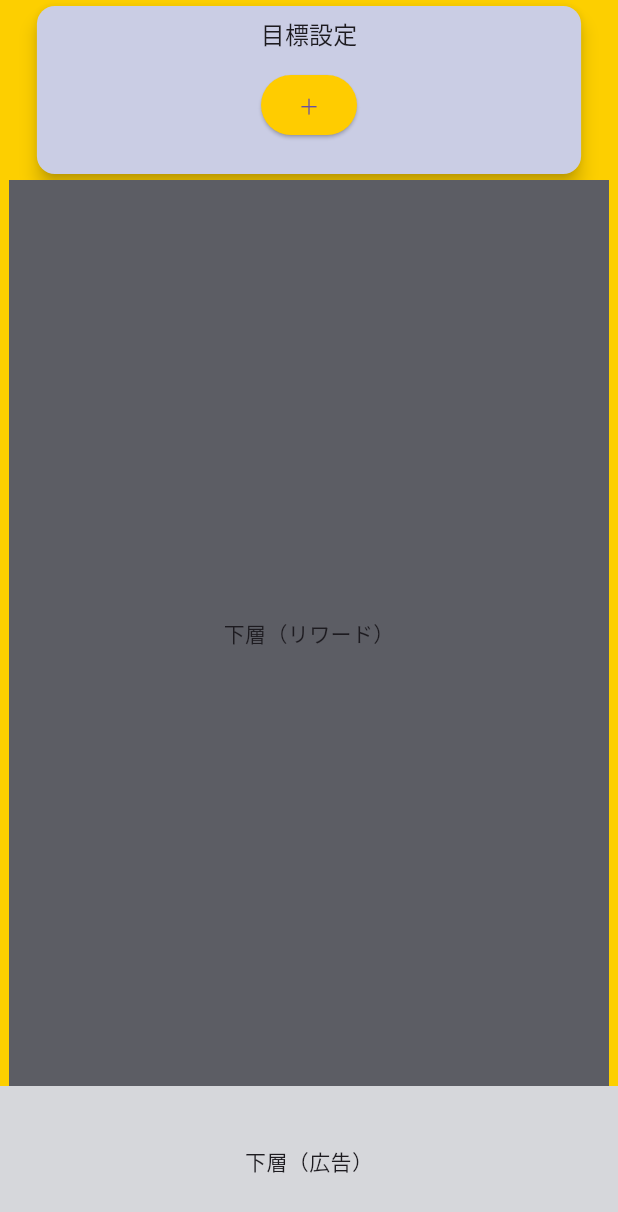
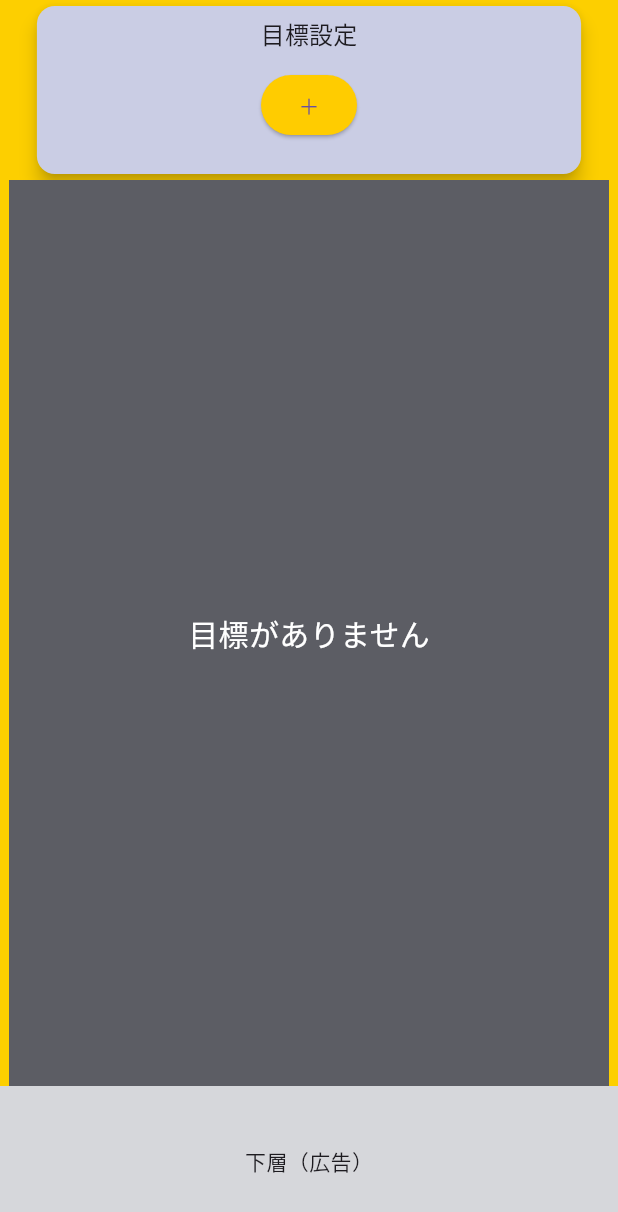
Before and after one commit to flame-grilled-hotdog/routine_app, a Flutter app: the screen it shows after launch, on a phone screen of 412 x 824 dp. Shown: the top 1212 px of the screen. Run offline on Flutter 3.47's test engine with Material 3 defaults, Android fonts, the light colour scheme and no system bars.

Commit message:
体制状況検証用画面

```diff
--- a/lib/screen/main_screen.dart
+++ b/lib/screen/main_screen.dart
@@ -1,5 +1,3 @@
-import 'dart:math';
-
 import 'package:flutter/material.dart';
 import 'package:routine_app/app/main_screen.dart';
 import 'package:routine_app/repository/goal_entity.dart';
@@ -43,7 +41,11 @@ class _MainScreenState extends State<MainScreen> {
             child: Container(
               width: 400,
               color: const Color.fromARGB(255, 92, 93, 100),
-              child: const Center(child: Text('下層（リワード）')),
+              child: Column(mainAxisAlignment: MainAxisAlignment.center, children: [
+                if(lst.isEmpty) const Text('目標がありません', style: TextStyle(color: Colors.white, fontSize: 20))
+                else
+                  ...lst.map((e) => Text("${e.title}:${MainScreenApp.getProgressByGoalId(e.id).length}", style: Theme.of(context).textTheme.headlineMedium)),
+              ])
             )
           ),
           Container(
```
